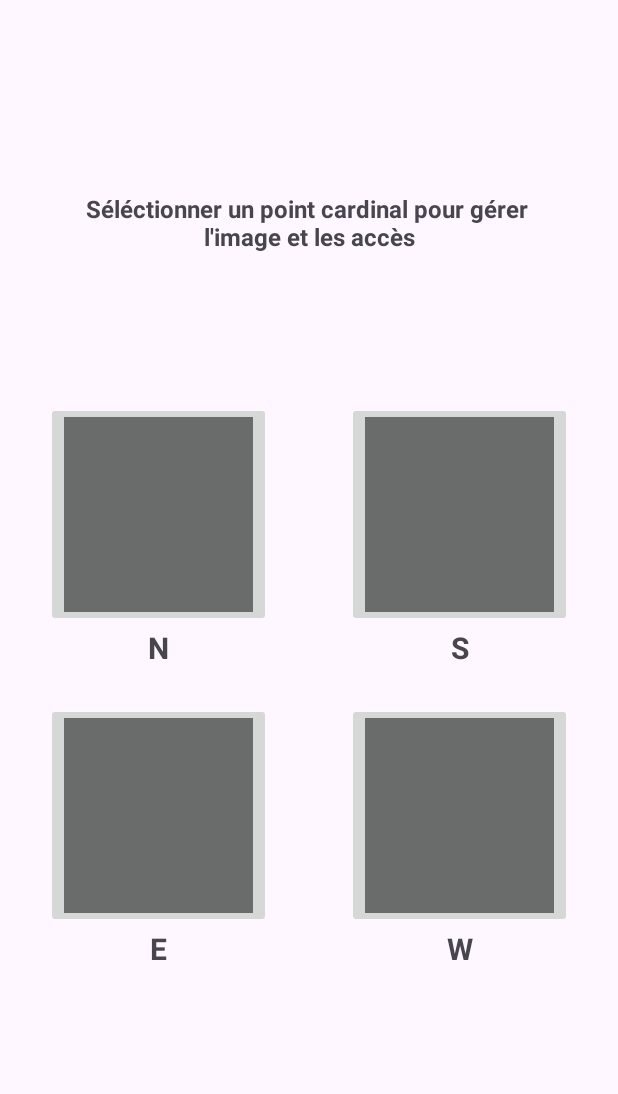
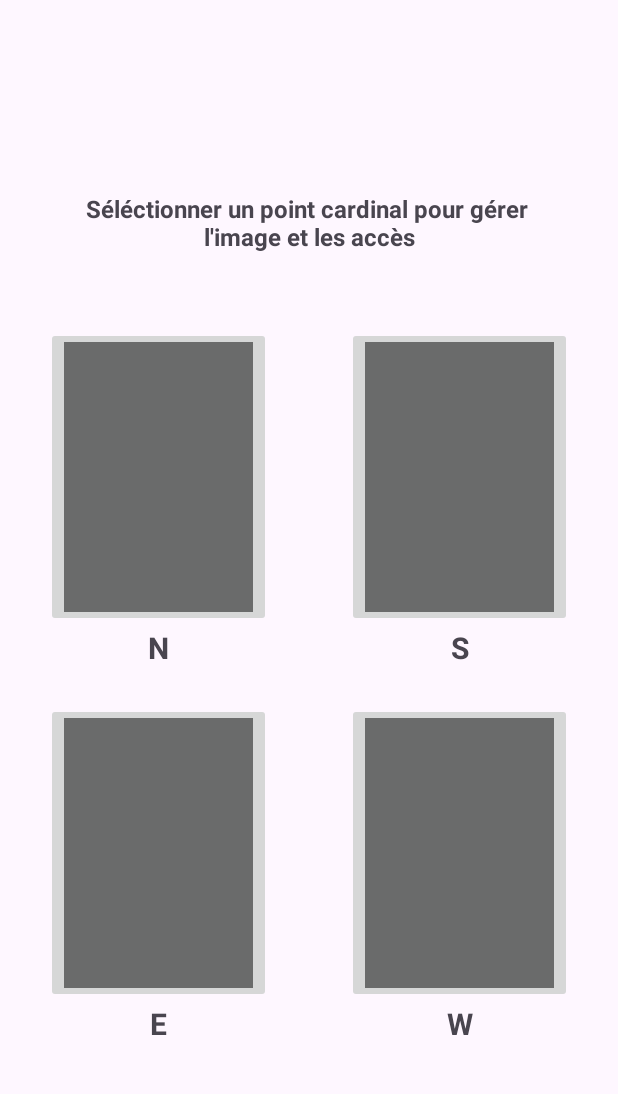
Before and after one commit to BooFenyx/SpotView, an Android app: the GestionPhotosPiece screen opened directly, with no data from a screen before it, on a phone screen of 412 x 824 dp, the part 97-1191 px from its top. Run offline under Robolectric (Android 15) with nearby library versions, the phone set to English and light mode, and no system bars; 5 statements that could not run were skipped.

Commit message:
Ajout de la navigation vers la gestion des images d'une pièce, ainsi que l'ajout de la boussole

```diff
--- a/app/src/main/AndroidManifest.xml
+++ b/app/src/main/AndroidManifest.xml
@@ -1,6 +1,9 @@
 <?xml version="1.0" encoding="utf-8"?>
 <manifest xmlns:android="http://schemas.android.com/apk/res/android"
     xmlns:tools="http://schemas.android.com/tools">
+
+    <!-- Déclaration des capteurs requis -->
+    <uses-feature android:name="android.hardware.sensor.compass" android:required="true" />
 
     <application
         android:allowBackup="true"
--- a/app/src/main/java/fr/ul/spotview/GestionPhotosPiece.java
+++ b/app/src/main/java/fr/ul/spotview/GestionPhotosPiece.java
@@ -1,6 +1,10 @@
 package fr.ul.spotview;
 
+import android.content.Intent;
 import android.os.Bundle;
+import android.view.View;
+import android.widget.ImageButton;
+import android.widget.TextView;
 
 import androidx.activity.EdgeToEdge;
 import androidx.appcompat.app.AppCompatActivity;
@@ -8,7 +12,20 @@ import androidx.core.graphics.Insets;
 import androidx.core.view.ViewCompat;
 import androidx.core.view.WindowInsetsCompat;
 
-public class GestionPhotosPiece extends AppCompatActivity {
+import java.util.ArrayList;
+
+import fr.ul.spotview.donnees.Modele;
+import fr.ul.spotview.donnees.Photo;
+import fr.ul.spotview.donnees.Piece;
+
+public class GestionPhotosPiece extends AppCompatActivity implements View.OnClickListener{
+
+    private ArrayList<Modele> listeModele = new ArrayList<>();  //La liste de modèle
+    private int posM;   //La position du modèle
+    private Modele modele;  //Le modèle
+    private Piece pSelect;   //La pièce sélectionnée
+    private ImageButton imageButtonN, imageButtonS, imageButtonE, imageButtonW; //Les différentes diréctions des images de la pièce
+    private TextView gpp_textP;
 
     @Override
     protected void onCreate(Bundle savedInstanceState) {
@@ -20,5 +37,68 @@ public class GestionPhotosPiece extends AppCompatActivity {
             v.setPadding(systemBars.left, systemBars.top, systemBars.right, systemBars.bottom);
             return insets;
         });
+
+        //Gestion des variables utiles
+        this.gpp_textP = findViewById(R.id.gpp_textP);
+
+        //Gestion des écouteurs
+        findViewById(R.id.imageButtonN).setOnClickListener(this);
+        findViewById(R.id.imageButtonS).setOnClickListener(this);
+        findViewById(R.id.imageButtonE).setOnClickListener(this);
+        findViewById(R.id.imageButtonW).setOnClickListener(this);
+        findViewById(R.id.btnBack).setOnClickListener(this);
+
+        //Récupération de la liste de modèle et de la position
+        Bundle extras = getIntent().getExtras();
+        this.listeModele = (ArrayList<Modele>) extras.get("list");
+        this.posM = (int) extras.get("pos");
+        this.modele = this.listeModele.get(posM);
+        this.pSelect = (Piece) extras.get("piece");
+        this.gpp_textP.setText("Pièce séléctionné: " + pSelect.toString());
+    }
+
+    @Override
+    public void onClick(View v) {
+        if (v.getId() == R.id.imageButtonN) {
+            Intent intentGPH = new Intent(this, GestionPhoto.class);
+            intentGPH.putExtra("ori", Photo.Orientation.NORD);
+            intentGPH.putExtra("piece", this.pSelect);
+            intentGPH.putExtra("list", this.listeModele);
+            intentGPH.putExtra("pos", this.posM);
+            startActivity(intentGPH);
+        }
+        if (v.getId() == R.id.imageButtonS) {
+            Intent intentGPH = new Intent(this, GestionPhoto.class);
+            intentGPH.putExtra("ori", Photo.Orientation.SUD);
+            intentGPH.putExtra("piece", this.pSelect);
+            intentGPH.putExtra("list", this.listeModele);
+            intentGPH.putExtra("pos", this.posM);
+            startActivity(intentGPH);
+        }
+        if (v.getId() == R.id.imageButtonE) {
+            Intent intentGPH = new Intent(this, GestionPhoto.class);
+            intentGPH.putExtra("ori", Photo.Orientation.EST);
+            intentGPH.putExtra("piece", this.pSelect);
+            intentGPH.putExtra("list", this.listeModele);
+            intentGPH.putExtra("pos", this.posM);
+            startActivity(intentGPH);
+        }
+        if (v.getId() == R.id.imageButtonW) {
+            Intent intentGPH = new Intent(this, GestionPhoto.class);
+            intentGPH.putExtra("ori", Photo.Orientation.OUEST);
+            intentGPH.putExtra("piece", this.pSelect);
+            intentGPH.putExtra("list", this.listeModele);
+            intentGPH.putExtra("pos", this.posM);
+            startActivity(intentGPH);
+        }
+        if (v.getId() == R.id.btnBack) {
+            Intent intentGP = new Intent(this, GestionPieces.class);
+            this.modele.setPieceListePiece(pSelect.getPosListe(), pSelect);
+            this.listeModele.set(this.posM, this.modele);
+            intentGP.putExtra("list", this.listeModele);
+            intentGP.putExtra("pos", this.posM);
+            intentGP.putExtra("piece", this.pSelect);
+            startActivity(intentGP);
+        }
     }
 }
--- a/app/src/main/res/layout/activity_gestion_photos_piece.xml
+++ b/app/src/main/res/layout/activity_gestion_photos_piece.xml
@@ -30,56 +30,56 @@
         app:layout_constraintVertical_bias="1.0" />
 
     <ImageButton
-        android:id="@+id/imageButton6"
+        android:id="@+id/imageButtonN"
         android:layout_width="150dp"
-        android:layout_height="150dp"
+        android:layout_height="200dp"
         android:layout_marginStart="30dp"
         android:layout_marginTop="100dp"
         android:layout_marginEnd="25dp"
         android:layout_marginBottom="25dp"
-        app:layout_constraintBottom_toTopOf="@+id/imageButton8"
-        app:layout_constraintEnd_toStartOf="@+id/imageButton7"
+        app:layout_constraintBottom_toTopOf="@+id/imageButtonE"
+        app:layout_constraintEnd_toStartOf="@+id/imageButtonS"
         app:layout_constraintStart_toStartOf="parent"
         app:layout_constraintTop_toBottomOf="@+id/gpp_text"
         app:srcCompat="@android:drawable/screen_background_dark_transparent" />
 
     <ImageButton
-        android:id="@+id/imageButton8"
+        android:id="@+id/imageButtonE"
         android:layout_width="150dp"
-        android:layout_height="150dp"
+        android:layout_height="200dp"
         android:layout_marginStart="30dp"
         android:layout_marginTop="25dp"
         android:layout_marginEnd="25dp"
         app:layout_constraintBottom_toTopOf="@+id/textE"
-        app:layout_constraintEnd_toStartOf="@+id/imageButton9"
+        app:layout_constraintEnd_toStartOf="@+id/imageButtonW"
         app:layout_constraintStart_toStartOf="parent"
-        app:layout_constraintTop_toBottomOf="@+id/imageButton6"
+        app:layout_constraintTop_toBottomOf="@+id/imageButtonN"
         app:srcCompat="@android:drawable/screen_background_dark_transparent" />
 
     <ImageButton
-        android:id="@+id/imageButton9"
+        android:id="@+id/imageButtonW"
         android:layout_width="150dp"
-        android:layout_height="150dp"
+        android:layout_height="200dp"
         android:layout_marginStart="25dp"
         android:layout_marginTop="25dp"
         android:layout_marginEnd="30dp"
         app:layout_constraintBottom_toTopOf="@+id/textW"
         app:layout_constraintEnd_toEndOf="parent"
-        app:layout_constraintStart_toEndOf="@+id/imageButton8"
-        app:layout_constraintTop_toBottomOf="@+id/imageButton7"
+        app:layout_constraintStart_toEndOf="@+id/imageButtonE"
+        app:layout_constraintTop_toBottomOf="@+id/imageButtonS"
         app:srcCompat="@android:drawable/screen_background_dark_transparent" />
 
     <ImageButton
-        android:id="@+id/imageButton7"
+        android:id="@+id/imageButtonS"
         android:layout_width="150dp"
-        android:layout_height="150dp"
+        android:layout_height="200dp"
         android:layout_marginStart="25dp"
         android:layout_marginTop="100dp"
         android:layout_marginEnd="30dp"
         android:layout_marginBottom="25dp"
-        app:layout_constraintBottom_toTopOf="@+id/imageButton9"
+        app:layout_constraintBottom_toTopOf="@+id/imageButtonW"
         app:layout_constraintEnd_toEndOf="parent"
-        app:layout_constraintStart_toEndOf="@+id/imageButton6"
+        app:layout_constraintStart_toEndOf="@+id/imageButtonN"
         app:layout_constraintTop_toBottomOf="@+id/gpp_text"
         app:srcCompat="@android:drawable/screen_background_dark_transparent" />
 
@@ -91,10 +91,10 @@
         android:text="N"
         android:textSize="20sp"
         android:textStyle="bold"
-        app:layout_constraintBottom_toTopOf="@+id/imageButton8"
-        app:layout_constraintEnd_toEndOf="@+id/imageButton6"
-        app:layout_constraintStart_toStartOf="@+id/imageButton6"
-        app:layout_constraintTop_toBottomOf="@+id/imageButton6" />
+        app:layout_constraintBottom_toTopOf="@+id/imageButtonE"
+        app:layout_constraintEnd_toEndOf="@+id/imageButtonN"
+        app:layout_constraintStart_toStartOf="@+id/imageButtonN"
+        app:layout_constraintTop_toBottomOf="@+id/imageButtonN" />
 
     <TextView
         android:id="@+id/textS"
@@ -104,10 +104,10 @@
         android:text="S"
         android:textSize="20sp"
         android:textStyle="bold"
-        app:layout_constraintBottom_toTopOf="@+id/imageButton9"
-        app:layout_constraintEnd_toEndOf="@+id/imageButton7"
-        app:layout_constraintStart_toStartOf="@+id/imageButton7"
-        app:layout_constraintTop_toBottomOf="@+id/imageButton7" />
+        app:layout_constraintBottom_toTopOf="@+id/imageButtonW"
+        app:layout_constraintEnd_toEndOf="@+id/imageButtonS"
+        app:layout_constraintStart_toStartOf="@+id/imageButtonS"
+        app:layout_constraintTop_toBottomOf="@+id/imageButtonS" />
 
     <TextView
         android:id="@+id/textE"
@@ -118,9 +118,9 @@
         android:textSize="20sp"
         android:textStyle="bold"
         app:layout_constraintBottom_toBottomOf="parent"
-        app:layout_constraintEnd_toEndOf="@+id/imageButton8"
-        app:layout_constraintStart_toStartOf="@+id/imageButton8"
-        app:layout_constraintTop_toBottomOf="@+id/imageButton8" />
+        app:layout_constraintEnd_toEndOf="@+id/imageButtonE"
+        app:layout_constraintStart_toStartOf="@+id/imageButtonE"
+        app:layout_constraintTop_toBottomOf="@+id/imageButtonE" />
 
     <TextView
         android:id="@+id/textW"
@@ -131,7 +131,20 @@
         android:textSize="20sp"
         android:textStyle="bold"
         app:layout_constraintBottom_toBottomOf="parent"
-        app:layout_constraintEnd_toEndOf="@+id/imageButton9"
-        app:layout_constraintStart_toStartOf="@+id/imageButton9"
-        app:layout_constraintTop_toBottomOf="@+id/imageButton9" />
+        app:layout_constraintEnd_toEndOf="@+id/imageButtonW"
+        app:layout_constraintStart_toStartOf="@+id/imageButtonW"
+        app:layout_constraintTop_toBottomOf="@+id/imageButtonW" />
+
+    <TextView
+        android:id="@+id/gpp_textP"
+        android:layout_width="wrap_content"
+        android:layout_height="wrap_content"
+        android:layout_marginTop="10dp"
+        android:layout_marginBottom="22dp"
+        android:textStyle="bold"
+        app:layout_constraintBottom_toTopOf="@+id/imageButtonN"
+        app:layout_constraintEnd_toEndOf="parent"
+        app:layout_constraintHorizontal_bias="0.498"
+        app:layout_constraintStart_toStartOf="parent"
+        app:layout_constraintTop_toBottomOf="@+id/gpp_text" />
 </androidx.constraintlayout.widget.ConstraintLayout>
--- a/app/src/main/res/layout/popup_gp_name.xml
+++ b/app/src/main/res/layout/popup_gp_name.xml
@@ -30,7 +30,7 @@
                 android:layout_marginBottom="8dp"
                 android:hint="@string/popup_gp_textField"
                 android:textColor="#070000"
-                android:textColorHint="#040000"
+                android:textColorHint="@color/material_dynamic_neutral60"
                 android:textColorLink="#383838" />
         </com.google.android.material.textfield.TextInputLayout>
 
```
Also changed, not shown: app/src/main/java/fr/ul/spotview/GestionPhoto.java (+138 -2 lines), app/src/main/java/fr/ul/spotview/GestionPieces.java (+13 -2 lines), app/src/main/java/fr/ul/spotview/donnees/Modele.java (+9 -0 lines), app/src/main/java/fr/ul/spotview/donnees/Piece.java (+26 -0 lines), app/src/main/res/layout/activity_gestion_photo.xml (+29 -1 lines), app/src/main/res/drawable/compass_white.png (added).
